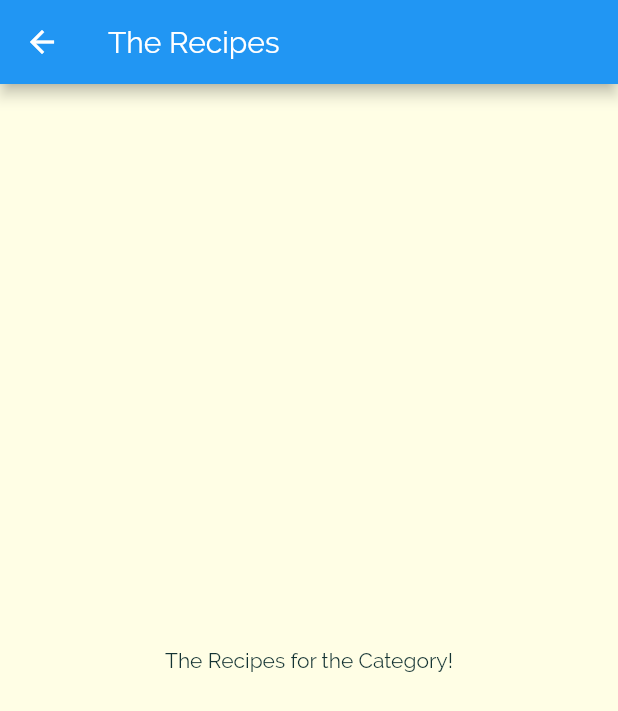
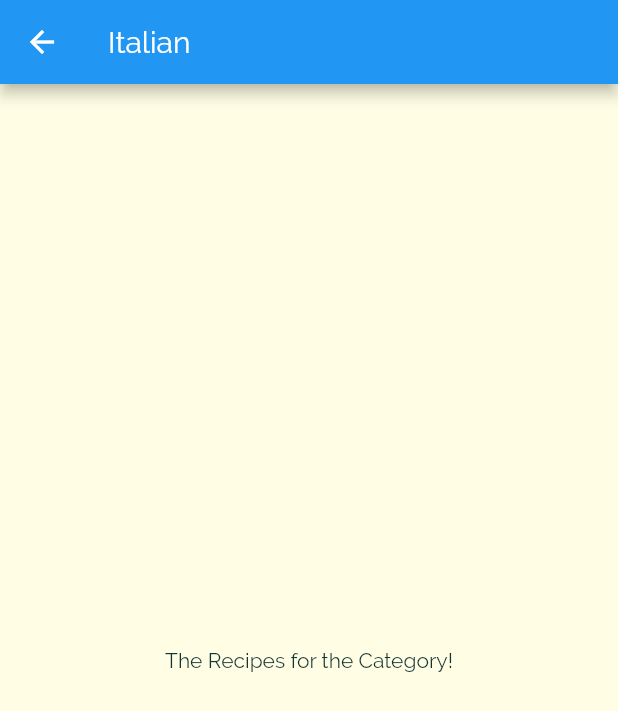
Before and after one commit to kaings-flutter/flutter_proj3, a Flutter app: the screen it shows after launch, after a tap on "Italian", on a phone screen of 412 x 824 dp. Shown: the top 711 px of the screen. Run offline on Flutter 3.47's test engine with Material 2 defaults, Android fonts, the phone set to English and light mode, and no system bars.

```diff
--- a/lib/categories_screen.dart
+++ b/lib/categories_screen.dart
@@ -12,7 +12,7 @@ class CategoriesScreen extends StatelessWidget {
       body: GridView(
           padding: const EdgeInsets.all(15),
           children: DUMMY_CATEGORIES
-              .map((cat) => CategoryItem(cat.title, cat.color))
+              .map((cat) => CategoryItem(cat.id, cat.title, cat.color))
               .toList(),
           gridDelegate: SliverGridDelegateWithMaxCrossAxisExtent(
               maxCrossAxisExtent: 200,
--- a/lib/category_item.dart
+++ b/lib/category_item.dart
@@ -2,14 +2,15 @@ import 'package:flutter/material.dart';
 import './category_meals_screen.dart';
 
 class CategoryItem extends StatelessWidget {
+  final String id;
   final String title;
   final Color color;
 
-  CategoryItem(this.title, this.color);
+  CategoryItem(this.id, this.title, this.color);
 
   void selectCategory(BuildContext ctx) {
     Navigator.of(ctx).push(MaterialPageRoute(builder: (builderContext) {
-      return CategoryMealsScreen();
+      return CategoryMealsScreen(id, title);
     }));
   }
 
--- a/lib/category_meals_screen.dart
+++ b/lib/category_meals_screen.dart
@@ -1,10 +1,15 @@
 import 'package:flutter/material.dart';
 
 class CategoryMealsScreen extends StatelessWidget {
+  final String categoryId;
+  final String categoryTitle;
+
+  const CategoryMealsScreen(this.categoryId, this.categoryTitle);
+
   @override
   Widget build(BuildContext context) {
     return Scaffold(
-      appBar: AppBar(title: Text('The Recipes')),
+      appBar: AppBar(title: Text(categoryTitle)),
       body: Center(
         child: Text('The Recipes for the Category!'),
       ),
```
